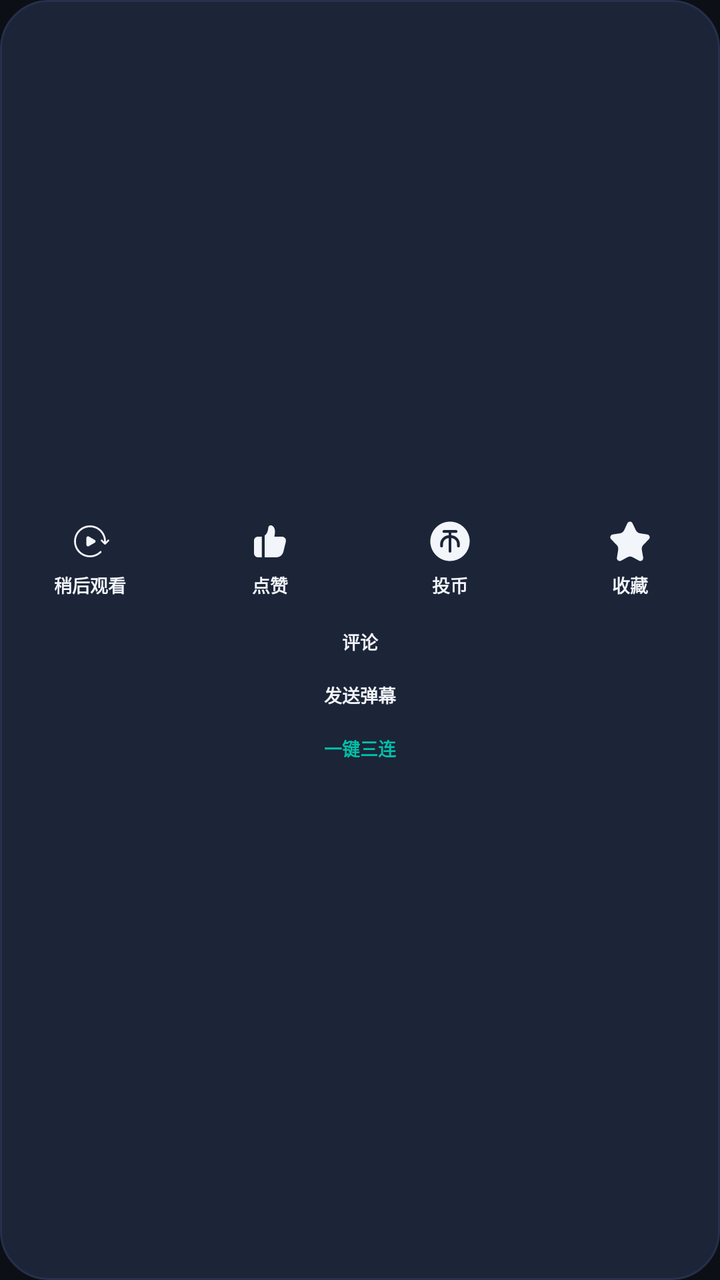
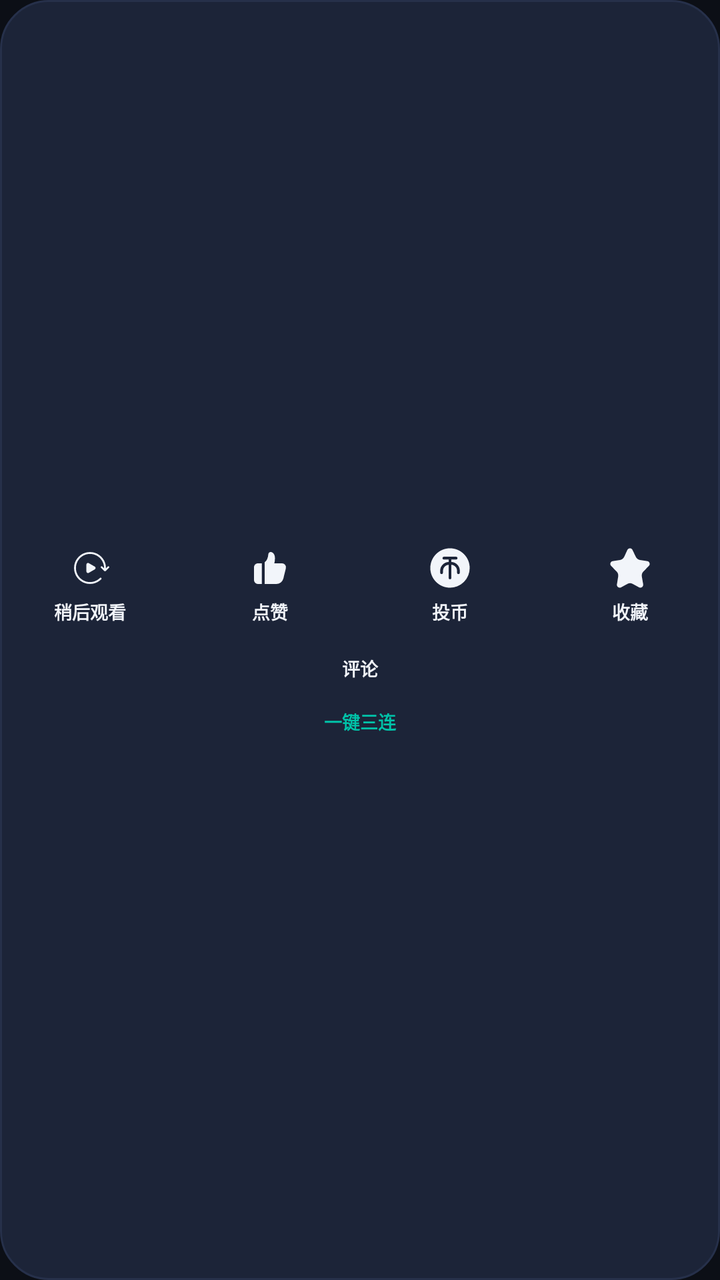

Two renders of the same Android screen: before a commit and after it. Below are the layout's source before the change and the commit's diff.
<!-- AndroidManifest.xml: application theme Theme.BTelly -->
<!-- res/layout/dialog_action.xml -->
<?xml version="1.0" encoding="utf-8"?>
<androidx.appcompat.widget.LinearLayoutCompat xmlns:android="http://schemas.android.com/apk/res/android" xmlns:app="http://schemas.android.com/apk/res-auto"
    android:gravity="center"
    android:orientation="vertical"
    android:background="@drawable/dialog_background"
    android:clickable="true"
    android:focusable="true"
    android:layout_width="@dimen/px1000"
    android:layout_height="wrap_content">
    <androidx.appcompat.widget.LinearLayoutCompat
        android:gravity="center"
        android:orientation="horizontal"
        android:layout_width="match_parent"
        android:layout_height="wrap_content">
        <androidx.appcompat.widget.LinearLayoutCompat
            android:gravity="center"
            android:orientation="vertical"
            android:id="@+id/button_watch_later"
            android:background="?attr/selectableItemBackground"
            android:padding="@dimen/px20"
            android:focusable="true"
            android:clickable="true"
            android:layout_width="0dp"
            android:layout_height="wrap_content"
            android:layout_weight="1">
            <androidx.appcompat.widget.AppCompatImageView
                android:id="@+id/icon_watch_later"
                android:layout_width="@dimen/px60"
                android:layout_height="@dimen/px60"
                app:srcCompat="@drawable/watch_later"
                app:tint="?attr/tvTextPrimary"/>
            <androidx.appcompat.widget.AppCompatTextView
                android:textSize="@dimen/px27"
                android:textStyle="bold"
                android:textColor="?attr/tvTextPrimary"
                android:maxLines="1"
                android:ellipsize="end"
                android:id="@+id/text_watch_later"
                android:layout_width="wrap_content"
                android:layout_height="wrap_content"
                android:layout_marginTop="@dimen/px15"
                android:text="@string/later_watch"/>
        </androidx.appcompat.widget.LinearLayoutCompat>
        <androidx.appcompat.widget.LinearLayoutCompat
            android:gravity="center"
            android:orientation="vertical"
            android:id="@+id/button_like"
            android:background="?attr/selectableItemBackground"
            android:padding="@dimen/px20"
            android:focusable="true"
            android:clickable="true"
            android:layout_width="0dp"
            android:layout_height="wrap_content"
            android:layout_weight="1">
            <androidx.appcompat.widget.AppCompatImageView
                android:id="@+id/icon_like"
                android:layout_width="@dimen/px60"
                android:layout_height="@dimen/px60"
                app:srcCompat="@drawable/ic_like"
                app:tint="?attr/tvTextPrimary"/>
            <androidx.appcompat.widget.AppCompatTextView
                android:textSize="@dimen/px27"
                android:textStyle="bold"
                android:textColor="?attr/tvTextPrimary"
                android:maxLines="1"
                android:ellipsize="end"
                android:id="@+id/text_like"
                android:layout_width="wrap_content"
                android:layout_height="wrap_content"
                android:layout_marginTop="@dimen/px15"
                android:text="@string/like"/>
        </androidx.appcompat.widget.LinearLayoutCompat>
        <androidx.appcompat.widget.LinearLayoutCompat
            android:gravity="center"
            android:orientation="vertical"
            android:id="@+id/button_coin"
            android:background="?attr/selectableItemBackground"
            android:padding="@dimen/px20"
            android:focusable="true"
            android:clickable="true"
            android:layout_width="0dp"
            android:layout_height="wrap_content"
            android:layout_weight="1">
            <androidx.appcompat.widget.AppCompatImageView
                android:id="@+id/icon_coin"
                android:layout_width="@dimen/px60"
                android:layout_height="@dimen/px60"
                app:srcCompat="@drawable/ic_coin"
                app:tint="?attr/tvTextPrimary"/>
            <androidx.appcompat.widget.AppCompatTextView
                android:textSize="@dimen/px27"
                android:textStyle="bold"
                android:textColor="?attr/tvTextPrimary"
                android:maxLines="1"
                android:ellipsize="end"
                android:id="@+id/text_coin"
                android:layout_width="wrap_content"
                android:layout_height="wrap_content"
                android:layout_marginTop="@dimen/px15"
                android:text="@string/give_coin"/>
        </androidx.appcompat.widget.LinearLayoutCompat>
        <androidx.appcompat.widget.LinearLayoutCompat
            android:gravity="center"
            android:orientation="vertical"
            android:id="@+id/button_collection"
            android:background="?attr/selectableItemBackground"
            android:padding="@dimen/px20"
            android:focusable="true"
            android:clickable="true"
            android:layout_width="0dp"
            android:layout_height="wrap_content"
            android:layout_weight="1">
            <androidx.appcompat.widget.AppCompatImageView
                android:id="@+id/icon_collection"
                android:layout_width="@dimen/px60"
                android:layout_height="@dimen/px60"
                app:srcCompat="@drawable/ic_favorite"
                app:tint="?attr/tvTextPrimary"/>
            <androidx.appcompat.widget.AppCompatTextView
                android:textSize="@dimen/px27"
                android:textStyle="bold"
                android:textColor="?attr/tvTextPrimary"
                android:maxLines="1"
                android:ellipsize="end"
                android:id="@+id/text_collection"
                android:layout_width="wrap_content"
                android:layout_height="wrap_content"
                android:layout_marginTop="@dimen/px15"
                android:text="@string/collection"/>
        </androidx.appcompat.widget.LinearLayoutCompat>
    </androidx.appcompat.widget.LinearLayoutCompat>
    
    <androidx.appcompat.widget.AppCompatTextView
        android:textSize="@dimen/px27"
        android:textStyle="bold"
        android:textColor="?attr/tvTextPrimary"
        android:gravity="center"
        android:id="@+id/button_comment"
        android:background="?attr/selectableItemBackground"
        android:padding="@dimen/px15"
        android:focusable="true"
        android:clickable="true"
        android:layout_width="match_parent"
        android:layout_height="wrap_content"
        android:layout_marginTop="@dimen/px10"
        android:text="@string/comment_title"/>
    <androidx.appcompat.widget.AppCompatTextView
        android:textSize="@dimen/px27"
        android:textStyle="bold"
        android:textColor="?attr/tvTextPrimary"
        android:gravity="center"
        android:id="@+id/button_danmaku"
        android:background="?attr/selectableItemBackground"
        android:padding="@dimen/px15"
        android:focusable="true"
        android:clickable="true"
        android:layout_width="match_parent"
        android:layout_height="wrap_content"
        android:layout_marginTop="@dimen/px10"
        android:text="@string/danmaku_send_title"/>
    <androidx.appcompat.widget.AppCompatTextView
        android:textSize="@dimen/px27"
        android:textStyle="bold"
        android:textColor="?attr/tvAccent"
        android:gravity="center"
        android:id="@+id/button_triple"
        android:background="?attr/selectableItemBackground"
        android:padding="@dimen/px15"
        android:focusable="true"
        android:clickable="true"
        android:layout_width="match_parent"
        android:layout_height="wrap_content"
        android:layout_marginTop="@dimen/px10"
        android:text="@string/triple_action"/>
</androidx.appcompat.widget.LinearLayoutCompat>
<!-- resources referenced by this layout -->
<resources>
  <dimen name="px10">10px</dimen>
  <dimen name="px1000">1000px</dimen>
  <dimen name="px15">15px</dimen>
  <dimen name="px20">20px</dimen>
  <dimen name="px27">27px</dimen>
  <dimen name="px60">60px</dimen>
  <!-- drawable dialog_background (drawable) -->
  <?xml version="1.0" encoding="utf-8"?>
  <shape xmlns:android="http://schemas.android.com/apk/res/android">
      <solid android:color="?attr/tvSurfaceOverlay" />
      <corners android:radius="@dimen/radius_xl" />
      <stroke
          android:width="1dp"
          android:color="?attr/tvDivider" />
  </shape>
  <!-- drawable ic_coin (drawable) -->
  <?xml version="1.0" encoding="utf-8"?>
  <vector xmlns:android="http://schemas.android.com/apk/res/android"
      android:width="24dp"
      android:height="24dp"
      android:viewportWidth="24"
      android:viewportHeight="24">
      <path
          android:fillColor="#fff"
          android:fillType="nonZero"
          android:pathData="M12,0.182C18.527,0.182 23.818,5.473 23.818,12A11.818,11.818 0,0 1,12 23.818C5.473,23.818 0.182,18.527 0.182,12 0.182,5.473 5.473,0.182 12,0.182zM15.658,6.935a0.844,0.844 0,1 0,0 -1.688L8.342,5.247a0.844,0.844 0,0 0,0 1.688h2.814v1.44a5.335,5.335 0,0 0,-5.065 5.313v1.126a0.844,0.844 0,0 0,1.688 0v-1.126a3.647,3.647 0,0 1,3.377 -3.624v7.879a0.844,0.844 0,1 0,1.688 0v-7.879c1.9,0.141 3.37,1.72 3.377,3.624v1.126a0.844,0.844 0,0 0,1.688 0v-1.126a5.335,5.335 0,0 0,-5.065 -5.312v-1.44z" />
  </vector>
  <!-- drawable ic_like (drawable) -->
  <?xml version="1.0" encoding="utf-8"?>
  <vector xmlns:android="http://schemas.android.com/apk/res/android"
      android:width="20dp"
      android:height="20dp"
      android:viewportWidth="20"
      android:viewportHeight="20">
      <path
          android:fillColor="#fff"
          android:fillType="nonZero"
          android:pathData="M5.878,7.66L5.878,18L3.996,18A1.993,1.993 0,0 1,2 16.01L2,9.65c0,-1.1 0.894,-1.99 1.996,-1.99h1.882zM11.048,2.167c0.868,0.42 1.44,1.478 1.44,2.892 0,0.846 -0.105,1.713 -0.316,2.601L16,7.66a2,2 0,0 1,1.942 2.479L16.68,15.26A3.6,3.6 0,0 1,13.184 18L7.333,18l0.001,-10.853c1.047,-0.762 1.658,-2.096 1.834,-4.038 0.087,-0.964 1.005,-1.364 1.88,-0.942z" />
  </vector>
  <string name="collection">收藏</string>
  <string name="comment_title">评论</string>
  <string name="danmaku_send_title">发送弹幕</string>
  <string name="give_coin">投币</string>
  <string name="later_watch">稍后观看</string>
  <string name="like">点赞</string>
  <string name="triple_action">一键三连</string>
  <style name="Theme.BTelly" parent="@style/Theme.BTellyBase">
      </style>
  <dimen name="radius_xl">24dp</dimen>
  <style name="WindowAnimationTransition" parent="">
          <item name="android:windowEnterAnimation">@android:anim/fade_in</item>
          <item name="android:windowExitAnimation">@android:anim/fade_out</item>
      </style>
  <color name="tv_surface">#0C0F16</color>
  <color name="tv_surface_raised">#141A29</color>
  <color name="tv_surface_overlay">#1C2438</color>
  <color name="tv_divider">#26304A</color>
  <color name="tv_accent">#00C2A8</color>
  <color name="tv_accent_dim">#123B34</color>
  <color name="tv_accent_on">#00312A</color>
  <color name="tv_text_primary">#F2F5FA</color>
  <color name="tv_text_secondary">#9AA5B8</color>
  <color name="tv_text_tertiary">#67718A</color>
  <color name="tv_scrim">#99000000</color>
  <!-- unchanged entries left out for length: 3 -->
</resources>

<!-- the commit's change to res/layout/dialog_action.xml (unified diff, before → after) -->
@@ -147,20 +147,6 @@
     <androidx.appcompat.widget.AppCompatTextView
         android:textSize="@dimen/px27"
         android:textStyle="bold"
-        android:textColor="?attr/tvTextPrimary"
-        android:gravity="center"
-        android:id="@+id/button_danmaku"
-        android:background="?attr/selectableItemBackground"
-        android:padding="@dimen/px15"
-        android:focusable="true"
-        android:clickable="true"
-        android:layout_width="match_parent"
-        android:layout_height="wrap_content"
-        android:layout_marginTop="@dimen/px10"
-        android:text="@string/danmaku_send_title"/>
-    <androidx.appcompat.widget.AppCompatTextView
-        android:textSize="@dimen/px27"
-        android:textStyle="bold"
         android:textColor="?attr/tvAccent"
         android:gravity="center"
         android:id="@+id/button_triple"
<!-- resource entries referenced after the edit -->
@@ -41,7 +41,6 @@
   </vector>
   <string name="collection">收藏</string>
   <string name="comment_title">评论</string>
-  <string name="danmaku_send_title">发送弹幕</string>
   <string name="give_coin">投币</string>
   <string name="later_watch">稍后观看</string>
   <string name="like">点赞</string>
